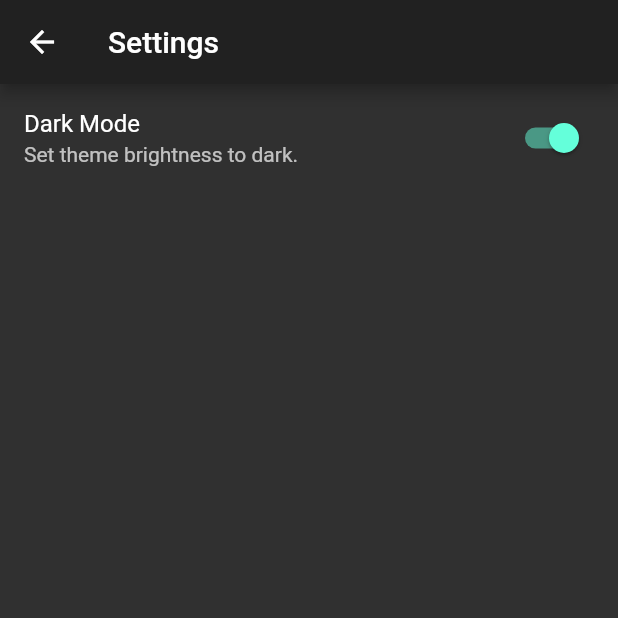
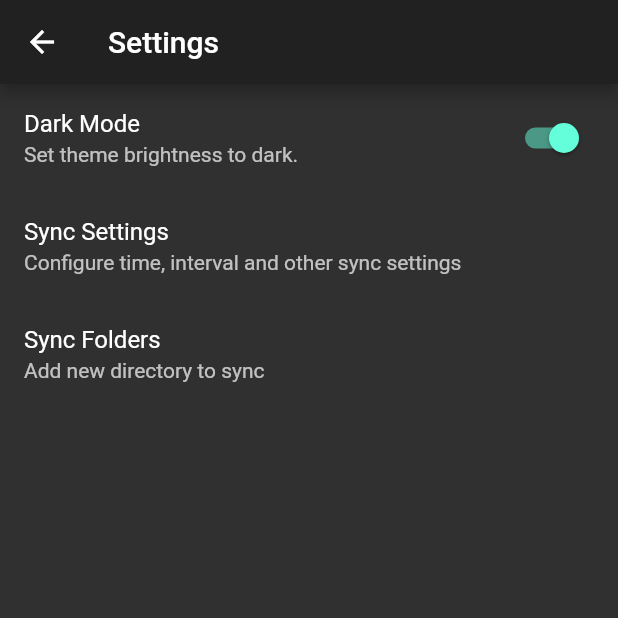
Before and after one commit to altlimit/dmedia, a Flutter app: the SettingsPage screen opened by its route, after a tap on "Dark Mode", on a phone screen of 412 x 824 dp, the top half of it. Run offline on Flutter 3.47's test engine with Material 2 defaults, Android fonts, the light colour scheme and no system bars; our stand-ins replace permission_handler, shared_preferences, sqflite; missing offline and left inert: filesystem_picker, workmanager; accounts and stored records are empty.

Commit message:
bunch of settings

```diff
--- a/mobile/lib/main_page.dart
+++ b/mobile/lib/main_page.dart
@@ -103,7 +103,6 @@ class _MainPage extends State<MainPage> with Store {
                 IconButton(
                   icon: Icon(Icons.account_circle),
                   onPressed: () async {
-                    print('Date: ' + Util.dateTimeToString(DateTime.now()));
                     // Preference.clear();
                     // await Bg.manager()
                     //   ..registerOneOffTask('1000', taskSync,
--- a/mobile/lib/model.dart
+++ b/mobile/lib/model.dart
@@ -1,18 +1,25 @@
 import 'dart:async';
+import 'dart:convert';
 import 'dart:io';
-import 'package:path/path.dart' as p;
-import 'package:sqflite/sqflite.dart';
+
+import 'package:filesystem_picker/filesystem_picker.dart';
+import 'package:flutter/foundation.dart';
 import 'package:flutter/material.dart';
-import 'package:dmedia/preference.dart';
-import 'package:dmedia/db_migrate.dart';
-import 'dart:convert';
 import 'package:http/http.dart' as http;
 import 'package:intl/intl.dart';
+import 'package:path/path.dart' as p;
+import 'package:path_provider/path_provider.dart';
+import 'package:permission_handler/permission_handler.dart';
+import 'package:sqflite/sqflite.dart';
+
+import 'package:dmedia/db_migrate.dart';
+import 'package:dmedia/preference.dart';
 
 const bool isRelease = bool.fromEnvironment("dart.vm.product");
 const String settingsDarkMode = 'dark_mode';
 const String settingsAccounts = 'accounts';
 const String settingsAccount = 'account';
+const String settingsAccountSettings = 'account_settings';
 const String settingsIdCounter = 'id_ctr';
 const String taskSync = 'sync';
 
@@ -50,6 +57,51 @@ class Account {
   @override
   String toString() {
     return username + "@" + serverUrl;
+  }
+}
+
+class AccountSettings {
+  int duration = 0;
+  bool wifiEnabled = false;
+  bool charging = false;
+  bool idle = false;
+  List<String> folders = [];
+  AccountSettings({
+    required this.duration,
+    required this.wifiEnabled,
+    required this.charging,
+    required this.idle,
+    required this.folders,
+  });
+
+  Map<String, dynamic> toMap() {
+    return {
+      'duration': duration,
+      'wifiEnabled': wifiEnabled,
+      'charging': charging,
+      'idle': idle,
+      'folders': folders,
+    };
+  }
+
+  factory AccountSettings.fromMap(Map<String, dynamic> map) {
+    return AccountSettings(
+      duration: map['duration'],
+      wifiEnabled: map['wifiEnabled'],
+      charging: map['charging'],
+      idle: map['idle'],
+      folders: List<String>.from(map['folders']),
+    );
+  }
+
+  String toJson() => json.encode(toMap());
+
+  factory AccountSettings.fromJson(String source) =>
+      AccountSettings.fromMap(json.decode(source));
+
+  @override
+  String toString() {
+    return 'AccountSettings(duration: $duration, wifiEnabled: $wifiEnabled, charging: $charging, idle: $idle, folders: $folders)';
   }
 }
 
@@ -123,6 +175,43 @@ class Client {
 class Util {
   static Map<int, Client> Clients = {};
 
+  static Future<void> chooseDirectory(
+      BuildContext context, Function(Directory) onSelect) async {
+    if (await Permission.storage.request().isGranted) {
+      var dirs = await getExternalStorageDirectories();
+      if (dirs != null) {
+        Function(String) dirSelector = (storagePath) async {
+          var path = await FilesystemPicker.open(
+            title: 'Select Folder',
+            context: context,
+            rootDirectory: Directory(storagePath),
+            fsType: FilesystemType.folder,
+            pickText: 'Choose Directory',
+            folderIconColor: Colors.teal,
+          );
+          if (path != null) {
+            var dir = Directory(path);
+            print('Dir: ' +
+                json.encode(
+                    dir.listSync().map((d) => d.path.toString()).toList()));
+            onSelect(dir);
+          }
+        };
+
+        var storageOptions = dirs
+            .map((d) => d.path.substring(0, d.path.indexOf('/Android/')))
+            .toList();
+        if (storageOptions.length == 1)
+          await dirSelector(storageOptions[0]);
+        else
+          dialogList(context, "Select Storage", storageOptions,
+              (_, selected) async {
+            await dirSelector(selected);
+          });
+      }
+    }
+  }
+
   static String dateTimeToString(DateTime dt) {
     return dateTimeFormat.format(dt);
   }
@@ -176,12 +265,33 @@ class Util {
     return internalId;
   }
 
-  static void confirmDialog(BuildContext context, Function() onConfirm) {
+  static Map<int, AccountSettings> getAllAccountSettings() {
+    Map<String, dynamic> result =
+        Preference.getJson(settingsAccountSettings, def: {});
+    return result.map((key, value) =>
+        MapEntry(int.parse(key), AccountSettings.fromJson(value)));
+  }
+
+  static AccountSettings? getAccountSettings(int internalId) {
+    var settings = getAllAccountSettings();
+    return settings[internalId];
+  }
+
+  static void saveAccountSettings(
+      AccountSettings accountSettings, int internalId) {
+    var settings = getAllAccountSettings();
+    settings[internalId] = accountSettings;
+    Preference.setJson(settingsAccountSettings,
+        settings.map((k, v) => MapEntry(k.toString(), v)));
+  }
+
+  static void confirmDialog(BuildContext context, Function() onConfirm,
+      {String message = 'Are you sure?'}) {
     showDialog(
         context: context,
         builder: (BuildContext ctx) {
           return AlertDialog(
-            content: new Text("Are you sure?"),
+            content: new Text(message),
             actions: <Widget>[
               new ElevatedButton(
                 child: new Text("No"),
--- a/mobile/lib/my_app.dart
+++ b/mobile/lib/my_app.dart
@@ -35,6 +35,21 @@ class MyAppState extends State<MyApp> with Store {
     });
   }
 
+  Function showLoading(BuildContext context) {
+    showDialog(
+      context: context,
+      barrierDismissible: false,
+      builder: (BuildContext context) {
+        return WillPopScope(
+          onWillPop: () async => false,
+          child: Center(child: CircularProgressIndicator()),
+        );
+      },
+    );
+
+    return () => Navigator.pop(context);
+  }
+
   Account? currentAccount() {
     return _selectedAccount;
   }
@@ -47,9 +62,9 @@ class MyAppState extends State<MyApp> with Store {
         theme: ThemeData(
             primarySwatch: Colors.blueGrey,
             brightness: _isDarkMode ? Brightness.dark : Brightness.light),
-        initialRoute: _selectedAccount == -1 ? '/account' : '/',
+        initialRoute: _selectedAccount == null ? '/account' : '/home',
         routes: {
-          '/': (context) => MainPage(),
+          '/home': (context) => MainPage(),
           '/account': (context) => AccountPage(),
           '/settings': (context) => SettingsPage(),
         });
--- a/mobile/lib/settings_page.dart
+++ b/mobile/lib/settings_page.dart
@@ -2,6 +2,8 @@ import 'package:flutter/material.dart';
 import 'package:dmedia/model.dart';
 import 'package:dmedia/preference.dart';
 import 'package:dmedia/store.dart';
+import 'dart:io';
+import 'dart:convert';
 
 class SettingsPage extends StatefulWidget {
   @override
@@ -10,6 +12,7 @@ class SettingsPage extends StatefulWidget {
 
 class _SettingsPage extends State<SettingsPage> with Store {
   late bool _isDarkMode;
+  late AccountSettings _accountSettings;
 
   @override
   void initState() {
@@ -17,6 +20,12 @@ class _SettingsPage extends State<SettingsPage> with Store {
 
     setState(() {
       _isDarkMode = Preference.getBool(settingsDarkMode);
+      _accountSettings = AccountSettings(
+          duration: 15,
+          wifiEnabled: true,
+          charging: false,
+          idle: true,
+          folders: []);
     });
   }
 
@@ -33,7 +42,45 @@ class _SettingsPage extends State<SettingsPage> with Store {
             });
             Preference.setBool(settingsDarkMode, value);
             myAppState!.updateTheme();
-          })
+          }),
+      ListTile(
+        title: const Text('Sync Settings'),
+        subtitle:
+            const Text('Configure time, interval and other sync settings'),
+        onTap: () async {},
+      ),
+      ListTile(
+        title: const Text('Sync Folders'),
+        subtitle: const Text('Add new directory to sync'),
+        onTap: () async {
+          await Util.chooseDirectory(
+              context,
+              (dir) => setState(() {
+                    _accountSettings.folders.add(dir.path);
+                  }));
+        },
+      ),
+      Expanded(
+          child: Padding(
+        child: ListView.builder(
+          itemCount: _accountSettings.folders.length,
+          itemBuilder: (context, index) {
+            var folder = _accountSettings.folders[index];
+            return ListTile(
+              title: Text(folder),
+              onLongPress: () {
+                Util.confirmDialog(
+                    context,
+                    () => setState(() {
+                          _accountSettings.folders.removeAt(index);
+                        }),
+                    message: 'Are you sure you want to delete?');
+              },
+            );
+          },
+        ),
+        padding: EdgeInsets.only(left: 20, right: 20, top: 10, bottom: 10),
+      ))
     ];
 
     return Scaffold(
--- a/mobile/pubspec.yaml
+++ b/mobile/pubspec.yaml
@@ -33,6 +33,9 @@ dependencies:
   workmanager: ^0.4.1
   sqflite: ^2.0.0+3
   intl: ^0.17.0
+  filesystem_picker: ^2.0.0-nullsafety.0
+  path_provider: ^2.0.2
+  permission_handler: ^8.1.3
 
 dev_dependencies:
   flutter_test:
```
Also changed, not shown: mobile/lib/account_page.dart (+18 -16 lines), mobile/pubspec.lock, 4 other files.
